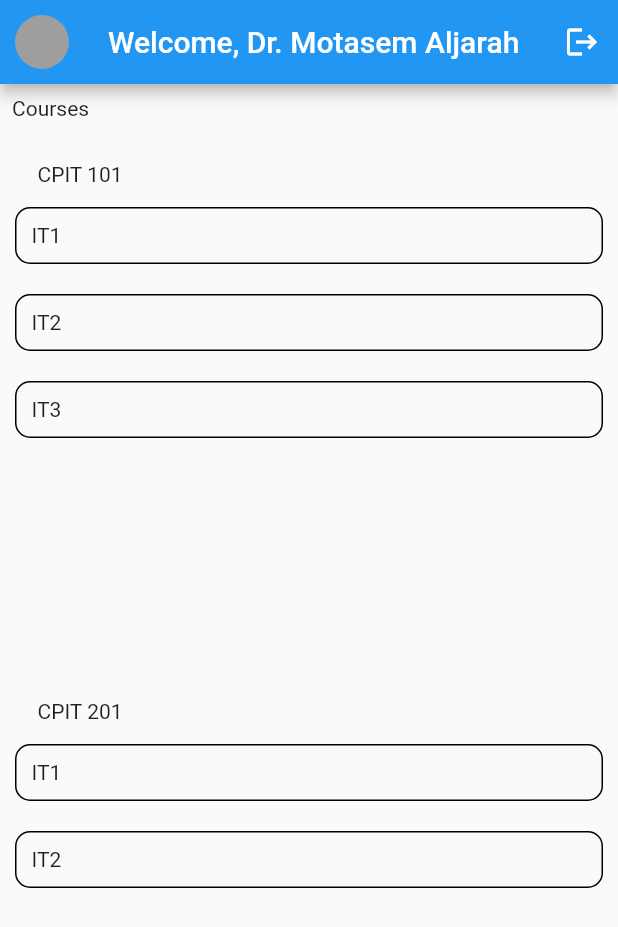
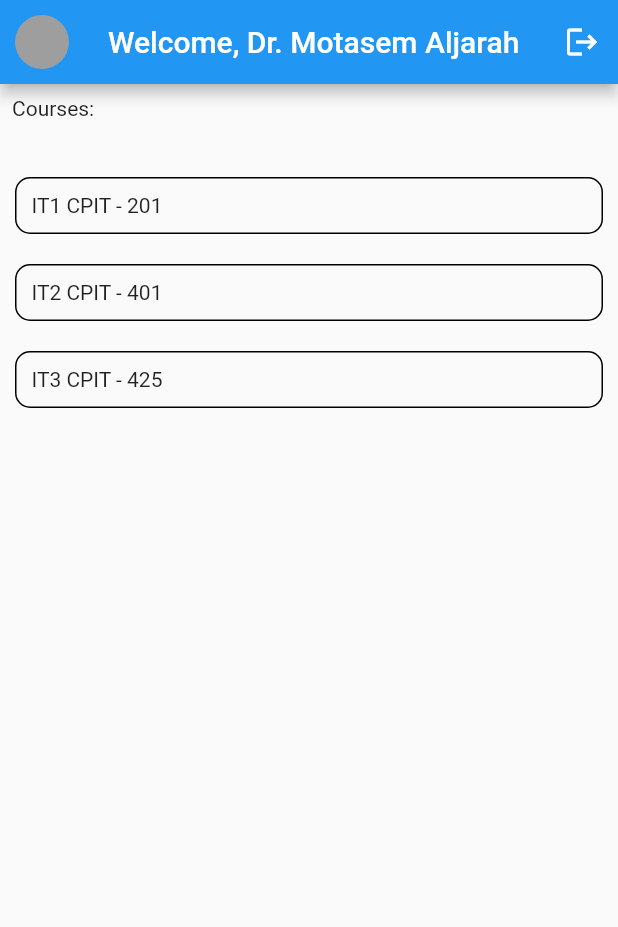
Before and after one commit to SeniorProject-FaceRecognition/FaceRecognitionForAttendance, a Flutter app: the SelectClass screen opened directly, on a phone screen of 412 x 824 dp. Shown: the top 927 px of the screen. Run offline on Flutter 3.47's test engine with Material 2 defaults, Android fonts, the phone set to English and light mode, and no system bars; our stand-ins replace firebase_auth, firebase_core, syncfusion_flutter_datepicker; accounts and stored records are empty.

Commit message:
relations and values between classes adjustments

```diff
--- a/lib/Widgets/course_widget.dart
+++ b/lib/Widgets/course_widget.dart
@@ -1,12 +1,10 @@
 import 'package:flutter/material.dart';
-import 'package:senior_project/models/course.dart';
+import 'package:senior_project/models/section.dart';
 
 // ignore: must_be_immutable
 class CourseWidget extends StatefulWidget {
-  CourseWidget(
-      {super.key, required this.course, this.function, this.onSelectParam});
-
-  final Course? course;
+  CourseWidget({super.key, this.function, this.onSelectParam, this.sections});
+  final List<Section>? sections;
   final VoidCallback? function;
   Function(int)? onSelectParam;
   @override
@@ -16,19 +14,8 @@ class CourseWidget extends StatefulWidget {
 class _CourseWidgetState extends State<CourseWidget> {
   @override
   Widget build(BuildContext context) {
-    return Column(
-      crossAxisAlignment: CrossAxisAlignment.start,
-      children: [
-        Padding(
-          padding: const EdgeInsetsDirectional.symmetric(horizontal: 25),
-          child: Text(widget.course!.id!),
-        ),
-        const SizedBox(
-          height: 4,
-        ),
-        Expanded(
-          child: ListView.builder(
-            itemCount: widget.course!.sections.length,
+    return ListView.builder(
+      itemCount: widget.sections!.length,
       itemBuilder: (context, index) {
         return InkWell(
           onTap: () {
@@ -44,14 +31,13 @@ class _CourseWidgetState extends State<CourseWidget> {
             ),
             child: Padding(
               padding: const EdgeInsets.all(10),
-                    child: Text(widget.course!.sections[index].id!),
+              child: Text(
+                "${widget.sections![index].id!} ${widget.sections![index].courseId!}",
+              ),
             ),
           ),
         );
       },
-          ),
-        ),
-      ],
     );
   }
 }
--- a/lib/main.dart
+++ b/lib/main.dart
@@ -2,7 +2,7 @@ import 'package:firebase_core/firebase_core.dart';
 import 'package:flutter/material.dart';
 import 'package:provider/provider.dart';
 import 'package:senior_project/pages/splash.dart';
-import 'package:senior_project/services/Authentication.dart';
+import 'package:senior_project/services/authentication.dart';
 
 Future<void> main() async {
   WidgetsFlutterBinding.ensureInitialized();
--- a/lib/models/course.dart
+++ /dev/null
@@ -1,9 +0,0 @@
-import 'package:senior_project/models/section.dart';
-
-class Course {
-  final String? id;
-
-  final List<Section> sections;
-
-  Course(this.id, this.sections);
-}
--- /dev/null
+++ b/lib/models/instructor.dart
@@ -0,0 +1,9 @@
+import 'package:senior_project/models/section.dart';
+
+class Instructor {
+  final String? name;
+  final String? id;
+  final String? image;
+  final List<Section>? sections;
+  Instructor(this.name, this.id, this.image, this.sections);
+}
--- a/lib/models/lecturer.dart
+++ /dev/null
@@ -1,7 +0,0 @@
-class Lecturer {
-  final String? name;
-  final String? id;
-  final String? image;
-
-  Lecturer(this.name, this.id, this.image);
-}
--- a/lib/models/section.dart
+++ b/lib/models/section.dart
@@ -4,7 +4,8 @@ class Section {
   final String? id;
   final String? days;
   final String? time;
-  final List<Lecture>? lectures;
+  final String? courseId;
+  List<Lecture>? lectures;
 
-  Section(this.id, this.days, this.time, this.lectures);
+  Section(this.id, this.days, this.time, this.lectures, this.courseId);
 }
--- a/lib/pages/login.dart
+++ b/lib/pages/login.dart
@@ -1,7 +1,7 @@
 import 'package:flutter/material.dart';
 import 'package:provider/provider.dart';
 import 'package:senior_project/pages/reset_password.dart';
-import 'package:senior_project/services/Authentication.dart';
+import 'package:senior_project/services/authentication.dart';
 
 class LoginPage extends StatefulWidget {
   const LoginPage({super.key});
--- a/lib/pages/reset_password.dart
+++ b/lib/pages/reset_password.dart
@@ -1,5 +1,5 @@
 import 'package:flutter/material.dart';
-import 'package:senior_project/services/Authentication.dart';
+import 'package:senior_project/services/authentication.dart';
 
 class ResetPassword extends StatefulWidget {
   const ResetPassword({super.key});
--- a/lib/pages/select_class.dart
+++ b/lib/pages/select_class.dart
@@ -1,13 +1,11 @@
 import 'package:flutter/material.dart';
 import 'package:provider/provider.dart';
 import 'package:senior_project/Widgets/course_widget.dart';
-import 'package:senior_project/models/course.dart';
-import 'package:senior_project/models/lecture.dart';
-import 'package:senior_project/models/lecturer.dart';
+import 'package:senior_project/models/instructor.dart';
 import 'package:senior_project/models/section.dart';
 import 'package:senior_project/pages/select_Lecture.dart';
 
-import '../services/Authentication.dart';
+import '../services/authentication.dart';
 
 class SelectClass extends StatefulWidget {
   const SelectClass({
@@ -18,49 +16,14 @@ class SelectClass extends StatefulWidget {
   State<SelectClass> createState() => _SelectClassState();
 }
 
-List<Lecture>? lectures1 = [
-  Lecture(
-    DateTime(2023, 5, 7, 13, 00),
-    [],
-  ),
-  Lecture(
-    DateTime(2023, 5, 7, 11, 00),
-    [],
-  ),
-  Lecture(
-    DateTime(2023, 5, 7, 15, 00),
-    [],
-  ),
-  Lecture(
-    DateTime(2023, 5, 10, 15, 00),
-    [],
-  ),
-  Lecture(
-    DateTime(2023, 5, 9, 15, 00),
-    [],
-  ),
-  Lecture(
-    DateTime(2023, 5, 8, 15, 00),
-    [],
-  ),
-];
-
-List<Section>? sections1 = [
-  Section("IT1", "TRU", "13:00 - 14:40", []),
-  Section("IT2", "TRU", "11:00 - 12:40", lectures1),
-  Section("IT3", "TRU", "15:00 - 16:40", []),
-];
-List<Section>? sections2 = [
-  Section("IT1", "MW", "13:00 - 14:40", []),
-  Section("IT2", "MW", "15:00 - 16:40", []),
+List<Section>? sections = [
+  Section("IT1", "TRU", "13:00 - 14:40", [], "CPIT - 201"),
+  Section("IT2", "TRU", "11:00 - 12:40", [], "CPIT - 401"),
+  Section("IT3", "TRU", "15:00 - 16:40", [], "CPIT - 425"),
 ];
 
 class _SelectClassState extends State<SelectClass> {
-  List<Course>? courses = [
-    Course("CPIT 101", sections1!),
-    Course("CPIT 201", sections2!)
-  ];
-  Lecturer? lecturer = Lecturer('Motasem Aljarah', 'id', 'image');
+  Instructor? lecturer = Instructor('Motasem Aljarah', 'id', 'image', []);
 
   int sectionindex = 0;
 
@@ -92,15 +55,14 @@ class _SelectClassState extends State<SelectClass> {
         children: [
           const Padding(
             padding: EdgeInsets.all(8.0),
-            child: Text("Courses"),
+            child: Text("Courses:"),
           ),
           const SizedBox(
             height: 20,
           ),
-          for (int i = 0; i < courses!.length; i++)
           Expanded(
             child: CourseWidget(
-                course: courses![i],
+              sections: sections,
               onSelectParam: (p0) {
                 sectionindex = p0;
 
@@ -110,9 +72,8 @@ class _SelectClassState extends State<SelectClass> {
                 context,
                 MaterialPageRoute(
                   builder: (context) => SelectLecture(
-                      lectures: courses![i].sections[sectionindex].lectures,
-                      header:
-                          "${courses![i].id!} ,${courses![i].sections[sectionindex].id}",
+                    header: sections![sectionindex].id,
+                    section: sections![sectionindex],
                   ),
                 ),
               ),
--- a/lib/pages/splash.dart
+++ b/lib/pages/splash.dart
@@ -2,7 +2,7 @@ import 'package:flutter/material.dart';
 import 'package:provider/provider.dart';
 import 'package:senior_project/pages/login.dart';
 import 'package:senior_project/pages/select_class.dart';
-import 'package:senior_project/services/Authentication.dart';
+import 'package:senior_project/services/authentication.dart';
 
 class SplashPage extends StatefulWidget {
   const SplashPage({super.key});
```
Also changed, not shown: lib/pages/select_lecture.dart (+67 -11 lines). Lines whose indentation alone changed are shown as unchanged.
